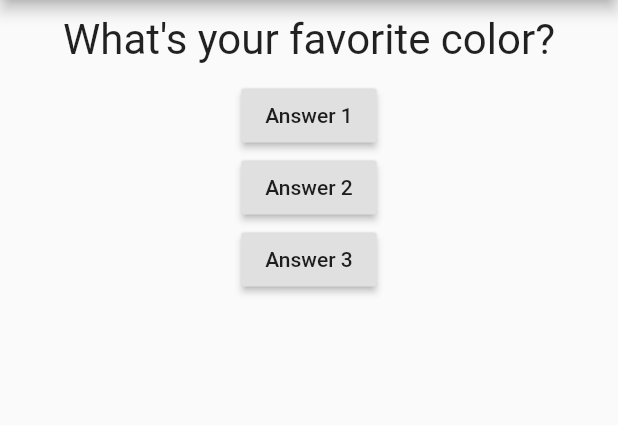
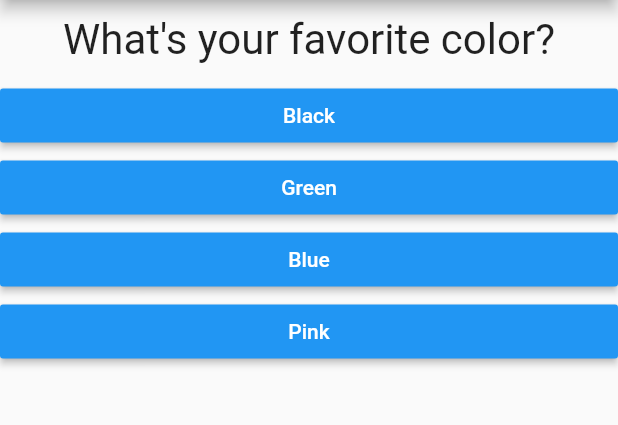
Before and after one commit to AlwiM26/Udemy-BasicFlutter, a Flutter app: the screen it shows after launch, on a phone screen of 412 x 824 dp, the part 84-509 px from its top. Run offline on Flutter 3.47's test engine with Material 2 defaults, Android fonts, the phone set to English and light mode, and no system bars.

Commit message:
Added Quiz and Result custom widget and finish the quiz game apps

```diff
--- /dev/null
+++ b/lib/answer.dart
@@ -0,0 +1,23 @@
+import 'package:flutter/material.dart';
+
+class Answer extends StatelessWidget {
+  //  in dart there's a special data type that can store a function
+  final Function selectHandler;
+  final String answerText;
+
+  //  set the constructor to set the selecthandler function
+  Answer(this.selectHandler, this.answerText);
+
+  @override
+  Widget build(BuildContext context) {
+    return Container(
+      width: double.infinity,
+      child: RaisedButton(
+        child: Text(answerText),
+        textColor: Colors.white,
+        color: Colors.blue,
+        onPressed: selectHandler,
+      ),
+    );
+  }
+}
--- a/lib/main.dart
+++ b/lib/main.dart
@@ -1,7 +1,8 @@
 import 'package:flutter/material.dart';
 
 //  Importing Question.dart file to access the properties
-import './question.dart';
+import './quiz.dart';
+import './result.dart';
 
 void main() => runApp(MyApp());
 
@@ -17,12 +18,30 @@ class MyApp extends StatefulWidget {
 //  State is used to store all the data that'll be changed
 //  Adding _ underscore in variabel or an class will make the class or variabel become private
 class _MyAppState extends State<MyApp> {
-  //  List of questions with type of String
-  List<String> questions = [
-    'What\'s your favorite color? ',
-    'What\'s your favorite music genre ? ',
+  //  Maps (called dictionary on another programming language) consisted of key and value
+  //  Now the _questions list is a list of maps
+  final _questions = [
+    {
+      'question': 'What\'s your favorite color? ',
+      'answers': [
+        {'text': 'Black', 'score': 4},
+        {'text': 'Green', 'score': 3},
+        {'text': 'Blue', 'score': 2},
+        {'text': 'Pink', 'score': 1},
+      ],
+    },
+    {
+      'question': 'What\'s your favorite music genre ? ',
+      'answers': [
+        {'text': 'Metal', 'score': 4},
+        {'text': 'Punk', 'score': 3},
+        {'text': 'Jazz', 'score': 2},
+        {'text': 'Pop', 'score': 1},
+      ],
+    },
   ];
   int questionIndex = 0;
+  int totalScore = 0;
 
   @override
   Widget build(BuildContext c) {
@@ -33,38 +52,31 @@ class _MyAppState extends State<MyApp> {
           title: Text('My First Apps'),
         ),
         //  Column just is a vertical layout, so we can have a multiple widget inside of the body property
-        body: Column(
-          //  Put all the widget that we want inside the square bracket '[]'
-          children: [
-            Question(
-              questions[questionIndex],
-            ),
-            RaisedButton(
-              //  On a button, onPressed property takes a void type function as a arguments
-              onPressed: answerQuestion,
-              child: Text("Answer 1"),
-            ),
-            RaisedButton(
-              //  We also can add inline function on the onpress property
-              onPressed: () => print("Question 2 is answered!"),
-              child: Text("Answer 2"),
-            ),
-            RaisedButton(
-              onPressed: () {
-                print("Question 3 is Answered!");
-              },
-              child: Text("Answer 3"),
-            ),
-          ],
-        ),
+        body: questionIndex < _questions.length
+            ? Quiz(
+                answerHandler: _answerQuestion,
+                questionIndex: questionIndex,
+                questions: _questions,
+              )
+            : Result(totalScore, _resetQuiz,)
       ),
     );
   }
 
-  void answerQuestion() {
+  void _answerQuestion(int score) {
     //  When button is pressed, the text will not be change at the exact time
     //  So we have to wrap the change questionIndex inside of setState function to change the value
     //  setState force flutter to re render the apps to change the value
-    setState(() => 1);
+    setState(() {
+      questionIndex += 1;
+      totalScore += score;
+    });
+  }
+
+  void _resetQuiz(){
+    setState(() {
+      questionIndex = 0;
+      totalScore = 0;
+    });
   }
 }
--- /dev/null
+++ b/lib/quiz.dart
@@ -0,0 +1,36 @@
+import 'package:flutter/material.dart';
+
+import './answer.dart';
+import './question.dart';
+
+class Quiz extends StatelessWidget {
+  final int questionIndex;
+  final List<Map<String, Object>> questions;
+  final Function answerHandler;
+
+  Quiz({
+    @required this.questions,
+    @required this.answerHandler,
+    @required this.questionIndex,
+  });
+
+  @override
+  Widget build(BuildContext context) {
+    return Column(
+      //  Put all the widget that we want inside the square bracket '[]'
+      children: [
+        Question(
+          questions[questionIndex]['question'],
+        ),
+        //  On dart we can send a function as a argument to a class (which is a widget in this case)
+        //  passing a function to another class or widget called Callback
+        //  instead of hardcoded all the answer into all the button, we can use map function
+        //  The ... notation is spread operator, because maps returning a list of a new button
+        //  it'll create an error because column have to have a children inside
+        ...(questions[questionIndex]['answers'] as List<Map<String, Object>>).map((answer) {
+          return Answer(() => answerHandler(answer['score']), answer['text']);
+        }).toList()
+      ],
+    );
+  }
+}
```
Also changed, not shown: lib/result.dart (added, +41 -0 lines).
